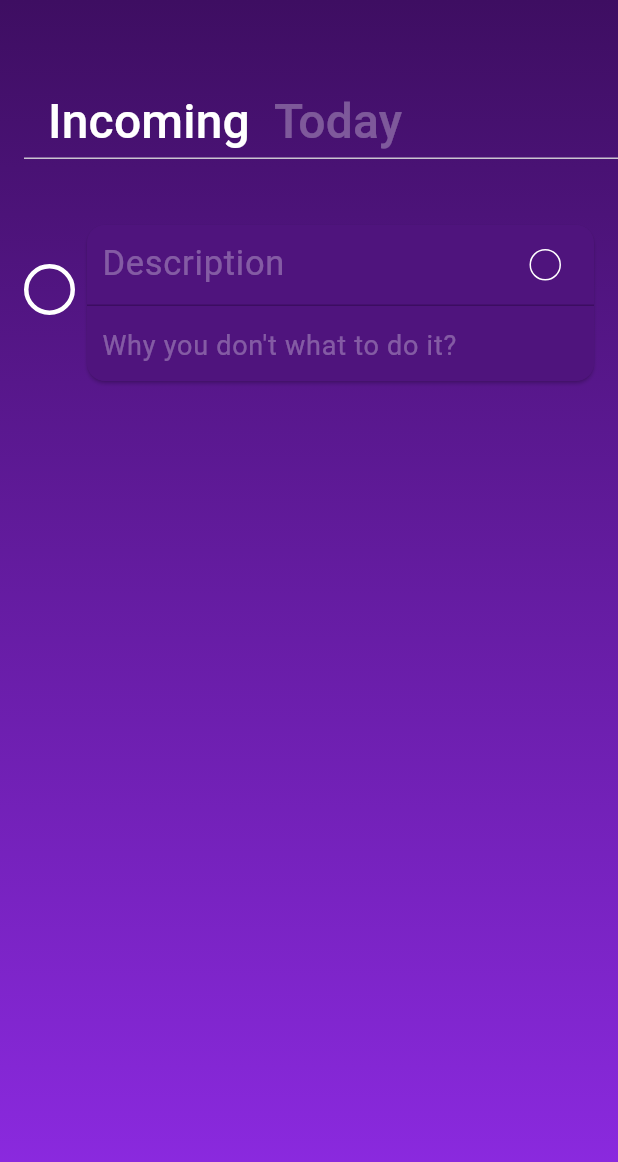
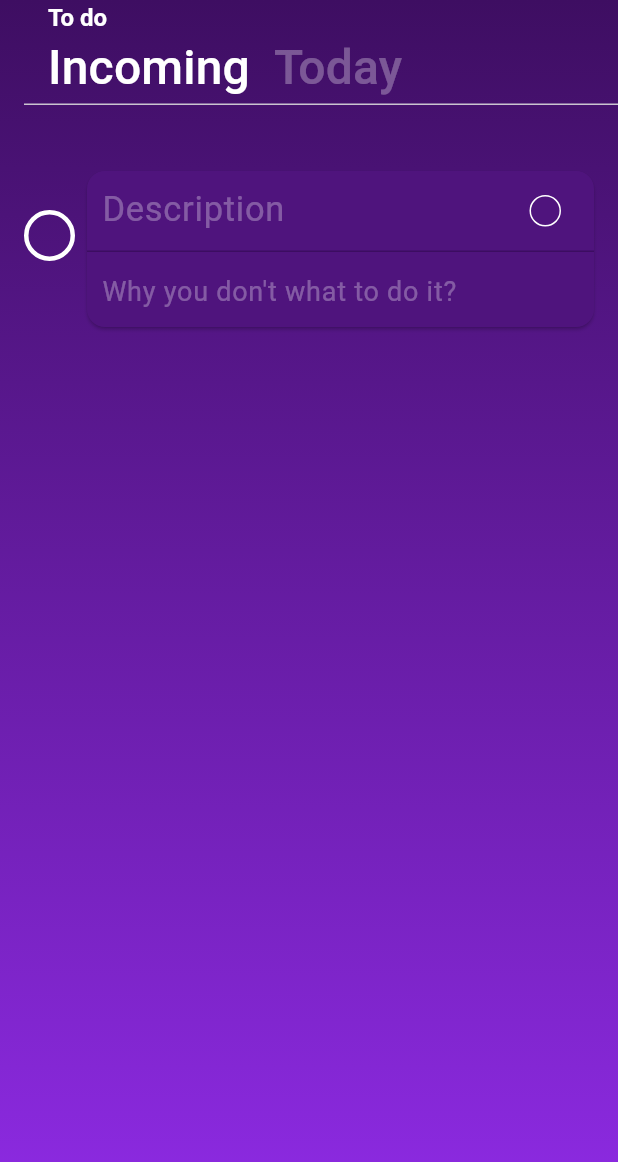
Before and after one commit to leragogogo/mindbreeze, a Flutter app: the screen it shows after launch, on a phone screen of 412 x 824 dp. Shown: the top 1162 px of the screen. Run offline on Flutter 3.47's test engine with Material 3 defaults, Android fonts, the light colour scheme and no system bars.

Commit message:
fixed appbar

```diff
--- a/lib/ui/screen/splash_screen.dart
+++ b/lib/ui/screen/splash_screen.dart
@@ -1,9 +1,9 @@
 import 'dart:math';
 
 import 'package:flutter/material.dart';
-import 'package:mindbreeze/ui/screen/res/app_assets.dart';
+import 'package:mindbreeze/ui/res/app_assets.dart';
 import 'package:mindbreeze/ui/screen/to_do_list.dart';
-import 'package:mindbreeze/ui/screen/widgets/gradient_background.dart';
+import 'package:mindbreeze/ui/widgets/gradient_background.dart';
 
 class SplashScreen extends StatefulWidget {
   const SplashScreen({super.key});
--- a/lib/ui/screen/to_do_list.dart
+++ b/lib/ui/screen/to_do_list.dart
@@ -1,8 +1,8 @@
 import 'package:flutter/material.dart';
-import 'package:mindbreeze/ui/screen/res/app_colors.dart';
-import 'package:mindbreeze/ui/screen/res/app_strings.dart';
-import 'package:mindbreeze/ui/screen/widgets/gradient_background.dart';
-import 'package:mindbreeze/ui/screen/widgets/to_do_card.dart';
+import 'package:mindbreeze/ui/res/app_colors.dart';
+import 'package:mindbreeze/ui/res/app_strings.dart';
+import 'package:mindbreeze/ui/widgets/gradient_background.dart';
+import 'package:mindbreeze/ui/widgets/to_do_card.dart';
 
 class ToDoListScreen extends StatefulWidget {
   const ToDoListScreen({super.key});
@@ -33,15 +33,17 @@ class _ToDoListScreenState extends State<ToDoListScreen>
       child: Scaffold(
         backgroundColor: Colors.transparent,
         appBar: AppBar(
+          toolbarHeight: 50,
           automaticallyImplyLeading: false,
           backgroundColor: Colors.transparent,
           elevation: 0,
-          flexibleSpace: _ToDoTitle(),
+          title: _ToDoTitle(),
           bottom: PreferredSize(
-            preferredSize: const Size.fromHeight(50),
+            preferredSize: const Size.fromHeight(20),
             child: Align(
               alignment: Alignment.bottomLeft,
-                child: _ToDoTabBar(tabController: _tabController)),
+              child: _ToDoTabBar(tabController: _tabController),
+            ),
           ),
         ),
         body: TabBarView(
@@ -106,6 +108,8 @@ class _ToDoTabBar extends StatelessWidget {
           unselectedLabelColor: AppColors.unselectedTabColor,
           labelColor: AppColors.textColor,
           indicatorColor: Colors.transparent,
+          indicator: null,
+          automaticIndicatorColorAdjustment: false,
           tabs: const [
             _ToDoTab(text: AppStrings.incomingTabText),
             _ToDoTab(text: AppStrings.todayTabText),
@@ -119,9 +123,11 @@ class _ToDoTabBar extends StatelessWidget {
 class _ToDoTitle extends StatelessWidget {
   @override
   Widget build(BuildContext context) {
-    return const Padding(
-      padding: EdgeInsets.only(left: 32, top: 100),
-      child: Text(
+    return Padding(
+      padding: const EdgeInsets.only(left: 16),
+      child: Container(
+        alignment: Alignment.bottomLeft,
+        child: const Text(
           AppStrings.toDoTitleText,
           textAlign: TextAlign.start,
           style: TextStyle(
@@ -130,6 +136,7 @@ class _ToDoTitle extends StatelessWidget {
             color: AppColors.textColor,
           ),
         ),
+      ),
     );
   }
 }
--- a/lib/ui/screen/widgets/gradient_background.dart
+++ b/lib/ui/widgets/gradient_background.dart
@@ -1,5 +1,5 @@
 import 'package:flutter/material.dart';
-import 'package:mindbreeze/ui/screen/res/app_colors.dart';
+import 'package:mindbreeze/ui/res/app_colors.dart';
 
 class GradientBackground extends StatelessWidget {
   final Widget child;
--- a/lib/ui/screen/widgets/mark_button.dart
+++ b/lib/ui/widgets/mark_button.dart
@@ -1,5 +1,5 @@
 import 'package:flutter/material.dart';
-import 'package:mindbreeze/ui/screen/res/app_colors.dart';
+import 'package:mindbreeze/ui/res/app_colors.dart';
 
 class MarkButton extends StatefulWidget {
   const MarkButton({super.key});
--- a/lib/ui/screen/widgets/mood_selection_button.dart
+++ b/lib/ui/widgets/mood_selection_button.dart
@@ -1,6 +1,6 @@
 import 'package:flutter/material.dart';
-import 'package:mindbreeze/ui/screen/res/app_colors.dart';
-import 'package:mindbreeze/ui/screen/res/app_strings.dart';
+import 'package:mindbreeze/ui/res/app_colors.dart';
+import 'package:mindbreeze/ui/res/app_strings.dart';
 
 class MoodSelectionButron extends StatefulWidget {
   const MoodSelectionButron({super.key});
@@ -25,6 +25,7 @@ class _MoodSelectionButronState extends State<MoodSelectionButron>
   FocusNode buttonFocusNode = FocusNode();
   bool isMoodChosen = false;
   String moodImage = '';
+
   OverlayEntry? _overlayEntry;
   final LayerLink _layerLink = LayerLink();
 
```
Also changed, not shown: lib/ui/widgets/to_do_card.dart (renamed from lib/ui/screen/widgets/to_do_card.dart, +4 -4 lines), lib/ui/res/app_assets.dart (renamed from lib/ui/screen/res/app_assets.dart), lib/ui/res/app_colors.dart (renamed from lib/ui/screen/res/app_colors.dart), lib/ui/res/app_strings.dart (renamed from lib/ui/screen/res/app_strings.dart). Lines whose indentation alone changed are shown as unchanged.
